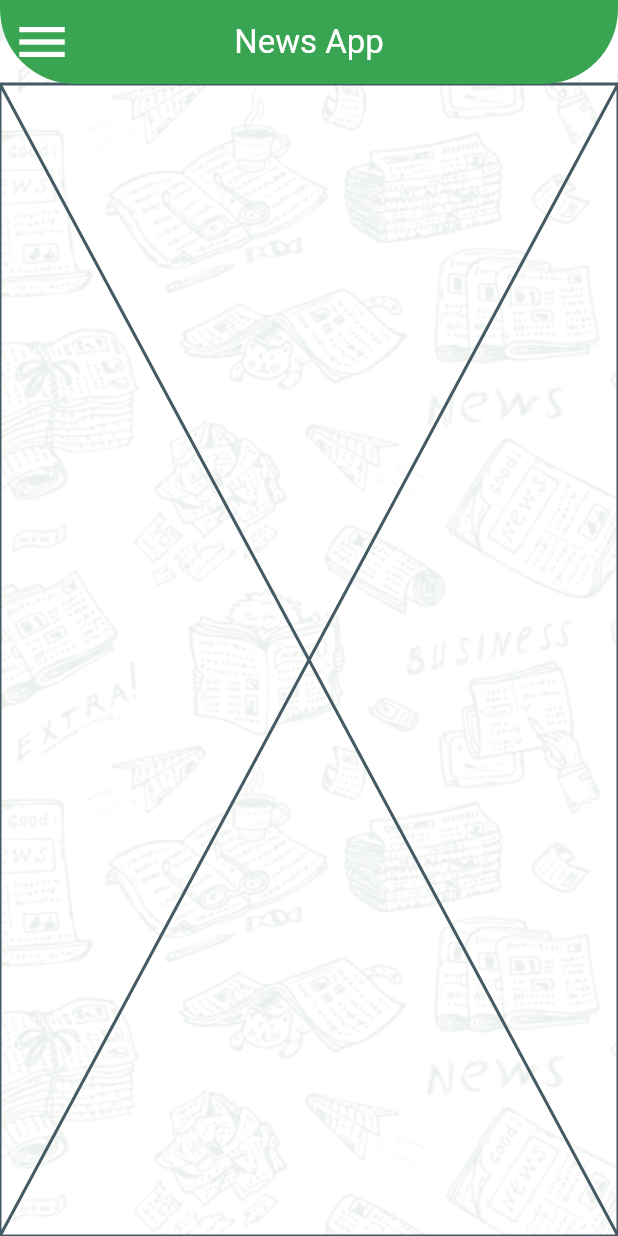
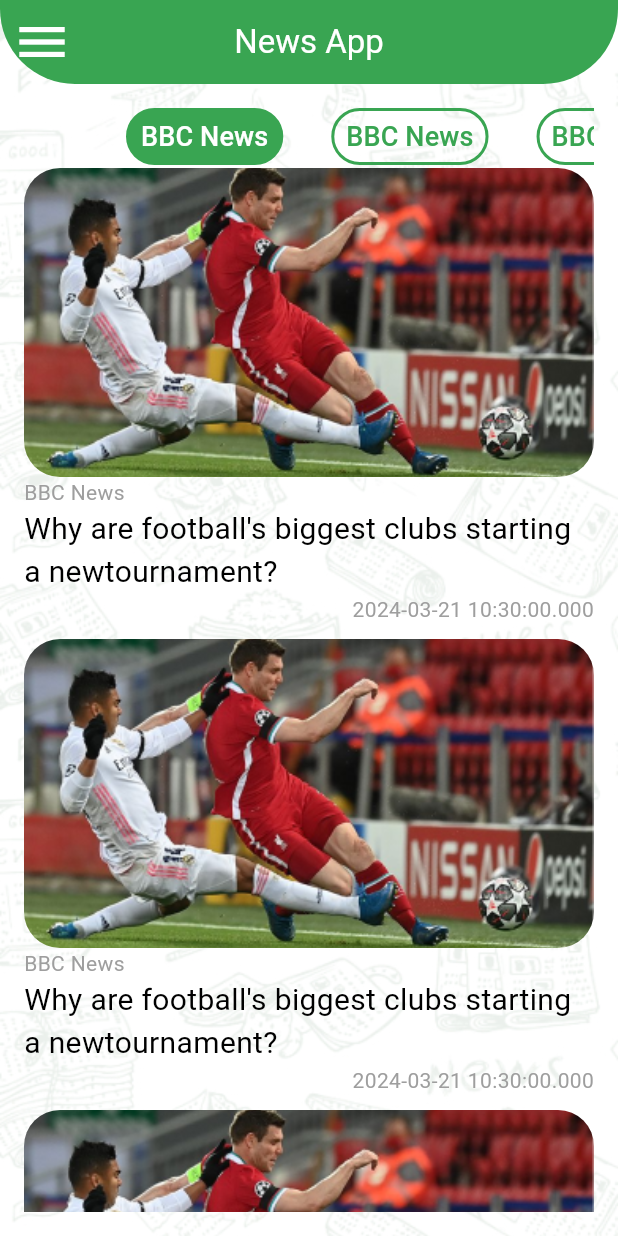
Before and after one commit to AliSamir070/news_c10_online, a Flutter app: the screen it shows after launch, after a tap on "Sports", on a phone screen of 412 x 824 dp. Run offline on Flutter 3.47's test engine with Material 3 defaults, Android fonts, the phone set to English and light mode, and no system bars.

Commit message:
+ Finish News design

```diff
--- /dev/null
+++ b/lib/model/news_model.dart
@@ -0,0 +1,7 @@
+class NewsModel{
+  String title;
+  String image;
+  String date;
+  String source;
+  NewsModel({required this.title , required this.source , required this.date , required this.image});
+}
--- /dev/null
+++ b/lib/model/source_model.dart
@@ -0,0 +1,5 @@
+class Source{
+  String id;
+  String title;
+  Source({required this.id , required this.title});
+}
--- /dev/null
+++ b/lib/shared/reusable_components/source_tab_item.dart
@@ -0,0 +1,33 @@
+import 'package:flutter/material.dart';
+
+class SourceTabItem extends StatelessWidget {
+  bool isSelected;
+  String source;
+  SourceTabItem({Key? key,required this.source , required this.isSelected}) : super(key: key);
+
+  @override
+  Widget build(BuildContext context) {
+    return Container(
+      padding: EdgeInsets.symmetric(horizontal: 8,vertical: 4),
+      decoration: BoxDecoration(
+        borderRadius: BorderRadius.circular(25),
+        border: Border.all(
+          color: Theme.of(context).colorScheme.primary,
+          width: 2
+        ),
+        color:isSelected
+            ?Theme.of(context).colorScheme.primary
+            :Colors.transparent
+      ),
+      child: Text(
+        source,
+        style: TextStyle(
+          fontSize: 18,
+          color: isSelected
+              ?Colors.white
+              :Theme.of(context).colorScheme.primary
+        ),
+      ),
+    );
+  }
+}
--- /dev/null
+++ b/lib/ui/category_details/article_widget.dart
@@ -0,0 +1,50 @@
+import 'package:flutter/material.dart';
+import 'package:news_c10_online/model/news_model.dart';
+
+class ArticleWidget extends StatelessWidget {
+  NewsModel news;
+  ArticleWidget({Key? key,required this.news}) : super(key: key);
+
+  @override
+  Widget build(BuildContext context) {
+    double height = MediaQuery.of(context).size.height;
+    return Column(
+      crossAxisAlignment: CrossAxisAlignment.start,
+      children: [
+        ClipRRect(
+          borderRadius: BorderRadius.circular(24),
+          child: Image.asset(
+            news.image,
+            width: double.infinity,
+            fit: BoxFit.cover,
+            height: height*0.25,
+          ),
+        ),
+        Text(
+          news.source,
+          style: TextStyle(
+            color: Colors.grey,
+            fontSize: 14
+          ),
+        ),
+        Text(
+          news.title,
+          style: TextStyle(
+            color: Colors.black,
+            fontSize: 20
+          ),
+        ),
+        Align(
+          alignment: Alignment.centerRight,
+          child: Text(
+            news.date,
+            style: TextStyle(
+                color: Colors.grey,
+                fontSize: 14
+            ),
+          ),
+        ),
+      ],
+    );
+  }
+}
--- a/lib/ui/category_details/category_details.dart
+++ b/lib/ui/category_details/category_details.dart
@@ -1,13 +1,67 @@
 import 'package:flutter/material.dart';
+import 'package:news_c10_online/ui/category_details/news_list_widget.dart';
 
 import '../../model/category_model.dart';
+import '../../model/source_model.dart';
+import '../../shared/reusable_components/source_tab_item.dart';
 
-class CategoryDetails extends StatelessWidget {
+class CategoryDetails extends StatefulWidget {
   CategoryModel category;
   CategoryDetails({Key? key,required this.category}) : super(key: key);
+  static List<Source> sources = [
+    Source(id: "bbc", title: "BBC News"),
+    Source(id: "bbc", title: "BBC News"),
+    Source(id: "bbc", title: "BBC News"),
+    Source(id: "bbc", title: "BBC News"),
+    Source(id: "bbc", title: "BBC News"),
+    Source(id: "bbc", title: "BBC News"),
+    Source(id: "bbc", title: "BBC News"),
+  ];
+
+  @override
+  State<CategoryDetails> createState() => _CategoryDetailsState();
+}
+
+class _CategoryDetailsState extends State<CategoryDetails> {
+  int selectedIndex = 0;
 
   @override
   Widget build(BuildContext context) {
-    return const Placeholder();
+    return DefaultTabController(
+      length: CategoryDetails.sources.length,
+      initialIndex: selectedIndex,
+      child: Padding(
+        padding: const EdgeInsets.all(16.0),
+        child: Column(
+          children: [
+            TabBar(
+                isScrollable: true,
+                dividerColor: Colors.transparent,
+                indicatorColor: Colors.transparent,
+                unselectedLabelStyle: TextStyle(
+                  color: Colors.black,
+                  fontSize: 20
+                ),
+                onTap: (index){
+                  selectedIndex = index;
+                  setState(() {
+
+                  });
+                },
+                labelStyle: TextStyle(
+                    color: Theme.of(context).primaryColor
+                ),
+                tabs: CategoryDetails.sources.map((source){
+                  return SourceTabItem(
+                    source: source.title,
+                    isSelected: selectedIndex==CategoryDetails.sources.indexOf(source),
+                  );
+                }).toList()
+            ),
+            NewsListWidget()
+          ],
+        ),
+      ),
+    );
   }
 }
--- /dev/null
+++ b/lib/ui/category_details/news_list_widget.dart
@@ -0,0 +1,29 @@
+import 'package:flutter/material.dart';
+
+import '../../model/news_model.dart';
+import 'article_widget.dart';
+
+class NewsListWidget extends StatelessWidget {
+  const NewsListWidget({Key? key}) : super(key: key);
+  static List<NewsModel> newsList = [
+    NewsModel(title: "Why are football's biggest clubs starting a newtournament?", source: "BBC News", date: DateTime.now().toString(), image: "assets/images/article.png"),
+    NewsModel(title: "Why are football's biggest clubs starting a newtournament?", source: "BBC News", date: DateTime.now().toString(), image: "assets/images/article.png"),
+    NewsModel(title: "Why are football's biggest clubs starting a newtournament?", source: "BBC News", date: DateTime.now().toString(), image: "assets/images/article.png"),
+    NewsModel(title: "Why are football's biggest clubs starting a newtournament?", source: "BBC News", date: DateTime.now().toString(), image: "assets/images/article.png"),
+    NewsModel(title: "Why are football's biggest clubs starting a newtournament?", source: "BBC News", date: DateTime.now().toString(), image: "assets/images/article.png"),
+    NewsModel(title: "Why are football's biggest clubs starting a newtournament?", source: "BBC News", date: DateTime.now().toString(), image: "assets/images/article.png"),
+
+  ];
+  @override
+  Widget build(BuildContext context) {
+    return Expanded(
+      child: ListView.separated(
+          itemBuilder:(context ,index)=>ArticleWidget(
+            news:newsList[index] ,
+          ),
+          separatorBuilder: (context , index)=>SizedBox(height: 10,),
+          itemCount: newsList.length
+      ),
+    );
+  }
+}
```
Also changed, not shown: assets/images/article.png (added).
